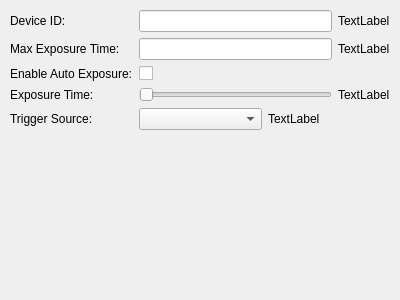
Before: the Qt Designer form settingswidget.ui in NK5fr/camera_manager, drawn with Qt 5.
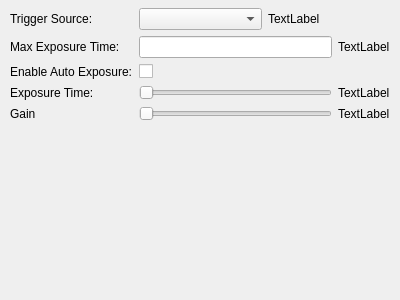
After: the same form once the commit is applied.

Commit message: added gain and fixed framerate

The edit to the form file:
```diff
--- a/settingswidget.ui
+++ b/settingswidget.ui
@@ -17,62 +17,20 @@
    <property name="geometry">
     <rect>
      <x>10</x>
-     <y>10</y>
+     <y>8</y>
      <width>380</width>
-     <height>340</height>
+     <height>231</height>
     </rect>
    </property>
    <layout class="QFormLayout" name="formLayout">
-    <item row="0" column="0">
-     <widget class="QLabel" name="deviceLabel">
-      <property name="text">
-       <string>Device ID:</string>
-      </property>
-     </widget>
-    </item>
-    <item row="1" column="0">
+    <item row="5" column="0">
      <widget class="QLabel" name="maxExposureLabel">
       <property name="text">
        <string>Max Exposure Time:</string>
       </property>
      </widget>
     </item>
-    <item row="2" column="0">
-     <widget class="QLabel" name="autoExposureLabel">
-      <property name="text">
-       <string>Enable Auto Exposure:</string>
-      </property>
-     </widget>
-    </item>
-    <item row="3" column="0">
-     <widget class="QLabel" name="exposureLabel">
-      <property name="text">
-       <string>Exposure Time:</string>
-      </property>
-     </widget>
-    </item>
-    <item row="4" column="0">
-     <widget class="QLabel" name="triggerLabel">
-      <property name="text">
-       <string>Trigger Source:</string>
-      </property>
-     </widget>
-    </item>
-    <item row="0" column="1">
-     <layout class="QHBoxLayout" name="horizontalLayout_2">
-      <item>
-       <widget class="QLineEdit" name="deviceInput"/>
-      </item>
-      <item>
-       <widget class="QLabel" name="deviceValue">
-        <property name="text">
-         <string>TextLabel</string>
-        </property>
-       </widget>
-      </item>
-     </layout>
-    </item>
-    <item row="1" column="1">
+    <item row="5" column="1">
      <layout class="QHBoxLayout" name="horizontalLayout_3">
       <item>
        <widget class="QLineEdit" name="maxExposureInput"/>
@@ -86,7 +44,14 @@
       </item>
      </layout>
     </item>
-    <item row="2" column="1">
+    <item row="6" column="0">
+     <widget class="QLabel" name="autoExposureLabel">
+      <property name="text">
+       <string>Enable Auto Exposure:</string>
+      </property>
+     </widget>
+    </item>
+    <item row="6" column="1">
      <layout class="QHBoxLayout" name="horizontalLayout_4">
       <item>
        <widget class="QCheckBox" name="autoExposureInput">
@@ -107,7 +72,14 @@
       </item>
      </layout>
     </item>
-    <item row="3" column="1">
+    <item row="7" column="0">
+     <widget class="QLabel" name="exposureLabel">
+      <property name="text">
+       <string>Exposure Time:</string>
+      </property>
+     </widget>
+    </item>
+    <item row="7" column="1">
      <layout class="QHBoxLayout" name="horizontalLayout_5">
       <item>
        <widget class="QSlider" name="exposureInput">
@@ -125,7 +97,39 @@
       </item>
      </layout>
     </item>
-    <item row="4" column="1">
+    <item row="9" column="0">
+     <widget class="QLabel" name="deviceLabel">
+      <property name="text">
+       <string>Gain</string>
+      </property>
+     </widget>
+    </item>
+    <item row="9" column="1">
+     <layout class="QHBoxLayout" name="horizontalLayout_2">
+      <item>
+       <widget class="QSlider" name="exposureInput_2">
+        <property name="orientation">
+         <enum>Qt::Horizontal</enum>
+        </property>
+       </widget>
+      </item>
+      <item>
+       <widget class="QLabel" name="gainValue">
+        <property name="text">
+         <string>TextLabel</string>
+        </property>
+       </widget>
+      </item>
+     </layout>
+    </item>
+    <item row="3" column="0">
+     <widget class="QLabel" name="triggerLabel">
+      <property name="text">
+       <string>Trigger Source:</string>
+      </property>
+     </widget>
+    </item>
+    <item row="3" column="1">
      <layout class="QHBoxLayout" name="horizontalLayout_6">
       <item>
        <widget class="QComboBox" name="triggerInput"/>
```
The commit also changes 9 other files.
